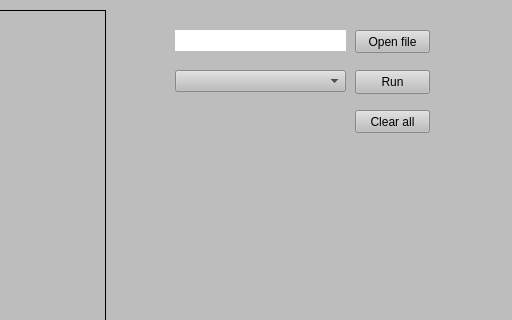
First picture: the form in gui/mainwindow.ui, repository PavolHradsky/PIS-bonus, before the edit; both pictures show x 325 to 837 and y 0 to 320 of the 837 by 610 pixel window.
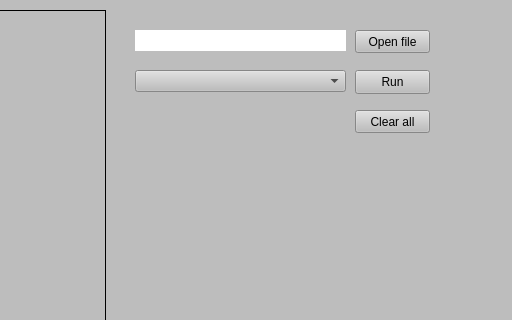
Second picture: the form after the edit.

Commit message: another window works

What changed in the file:
```diff
--- a/gui/mainwindow.ui
+++ b/gui/mainwindow.ui
@@ -33,9 +33,9 @@
    <widget class="QComboBox" name="comboBox">
     <property name="geometry">
      <rect>
-      <x>500</x>
+      <x>460</x>
       <y>70</y>
-      <width>171</width>
+      <width>211</width>
       <height>22</height>
      </rect>
     </property>
@@ -56,9 +56,9 @@
    <widget class="QLabel" name="fileNameLabel">
     <property name="geometry">
      <rect>
-      <x>500</x>
+      <x>460</x>
       <y>30</y>
-      <width>171</width>
+      <width>211</width>
       <height>21</height>
      </rect>
     </property>
```
The commit also changes 6 other files.
